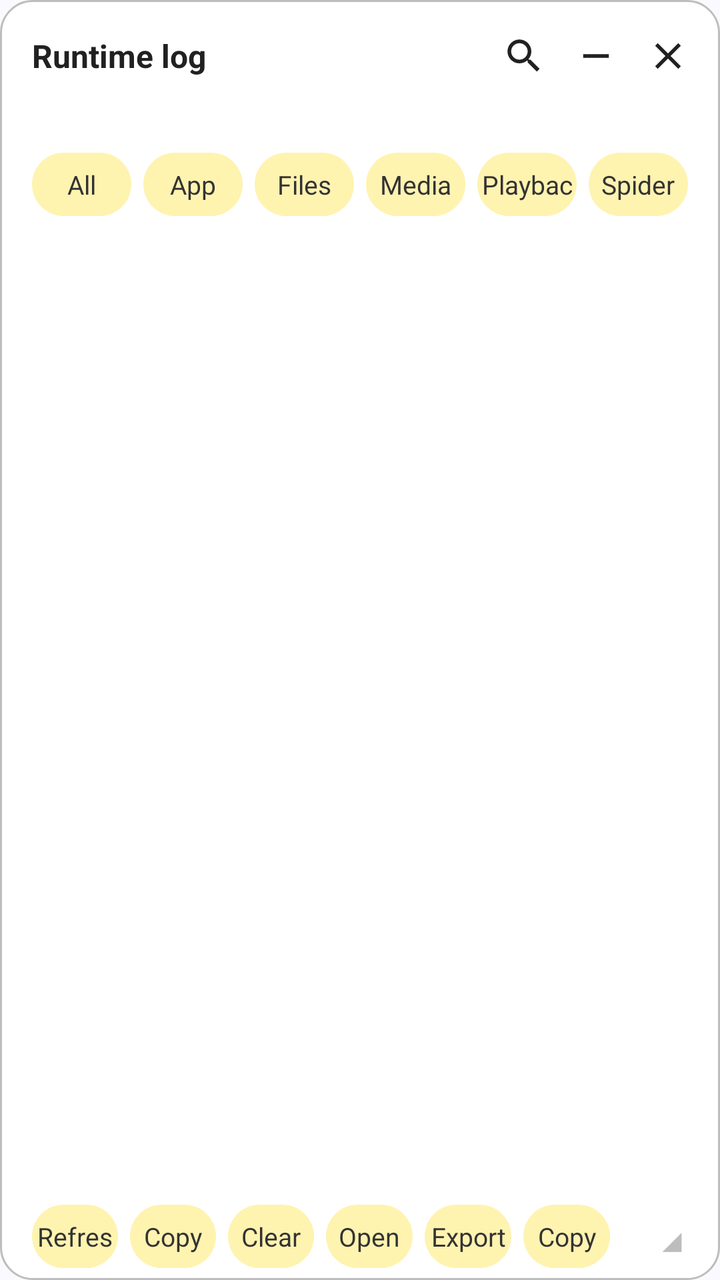
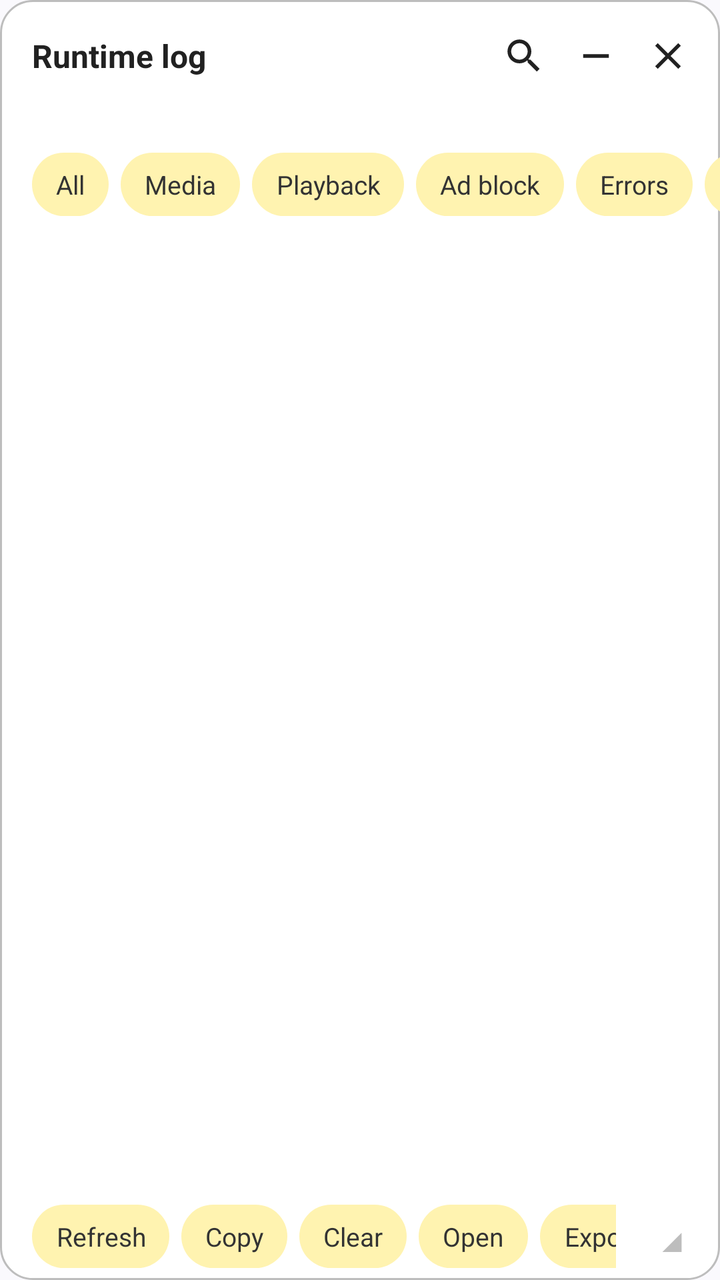

The first picture is an Android layout as it rendered before a commit; the second is the same layout after the commit. The layout source and the unified diff follow.
<!-- AndroidManifest.xml: another module's application theme Theme.App -->
<!-- res/layout/overlay_log_panel.xml -->
<?xml version="1.0" encoding="utf-8"?>
<FrameLayout xmlns:android="http://schemas.android.com/apk/res/android"
    android:layout_width="match_parent"
    android:layout_height="match_parent">

    <LinearLayout
        android:id="@+id/logPanel"
        android:layout_width="match_parent"
        android:layout_height="match_parent"
        android:background="@drawable/shape_log_window"
        android:orientation="vertical">

        <LinearLayout
            android:id="@+id/logHeader"
            android:layout_width="match_parent"
            android:layout_height="wrap_content"
            android:gravity="center_vertical"
            android:orientation="horizontal"
            android:paddingStart="16dp"
            android:paddingTop="10dp"
            android:paddingEnd="8dp"
            android:paddingBottom="10dp">

            <TextView
                android:layout_width="0dp"
                android:layout_height="wrap_content"
                android:layout_weight="1"
                android:text="@string/log_title"
                android:textColor="#212121"
                android:textSize="16sp"
                android:textStyle="bold" />

            <ImageView
                android:id="@+id/logSearch"
                android:layout_width="36dp"
                android:layout_height="36dp"
                android:background="?android:attr/selectableItemBackgroundBorderless"
                android:contentDescription="@string/log_search"
                android:padding="7dp"
                android:src="@drawable/ic_log_search" />

            <ImageView
                android:id="@+id/logMinimize"
                android:layout_width="36dp"
                android:layout_height="36dp"
                android:background="?android:attr/selectableItemBackgroundBorderless"
                android:contentDescription="@string/log_minimize"
                android:padding="7dp"
                android:src="@drawable/ic_log_minimize" />

            <ImageView
                android:id="@+id/logClose"
                android:layout_width="36dp"
                android:layout_height="36dp"
                android:background="?android:attr/selectableItemBackgroundBorderless"
                android:contentDescription="@string/log_close"
                android:padding="7dp"
                android:src="@drawable/ic_log_close" />

        </LinearLayout>

        <LinearLayout
            android:id="@+id/logSearchBar"
            android:layout_width="match_parent"
            android:layout_height="wrap_content"
            android:orientation="horizontal"
            android:paddingStart="16dp"
            android:paddingEnd="16dp"
            android:paddingBottom="8dp"
            android:visibility="gone">

            <EditText
                android:id="@+id/logSearchInput"
                android:layout_width="match_parent"
                android:layout_height="wrap_content"
                android:background="@drawable/shape_log_input"
                android:hint="@string/search_keyword"
                android:imeOptions="actionSearch"
                android:inputType="text"
                android:maxLines="1"
                android:paddingStart="12dp"
                android:paddingTop="8dp"
                android:paddingEnd="12dp"
                android:paddingBottom="8dp"
                android:textColor="#212121"
                android:textColorHint="#9E9E9E"
                android:textSize="14sp" />

        </LinearLayout>

        <TextView
            android:id="@+id/logCount"
            android:layout_width="match_parent"
            android:layout_height="wrap_content"
            android:paddingStart="16dp"
            android:paddingEnd="16dp"
            android:paddingBottom="4dp"
            android:textColor="#757575"
            android:textSize="12sp" />

        <LinearLayout
            android:id="@+id/logCategories"
            android:layout_width="match_parent"
            android:layout_height="wrap_content"
            android:orientation="horizontal"
            android:paddingStart="13dp"
            android:paddingEnd="13dp"
            android:paddingBottom="6dp">

            <TextView
                android:id="@+id/logCatAll"
                style="@style/LogPanelButton"
                android:text="@string/log_cat_all" />

            <TextView
                android:id="@+id/logCatRun"
                style="@style/LogPanelButton"
                android:text="@string/log_cat_run" />

            <TextView
                android:id="@+id/logCatFile"
                style="@style/LogPanelButton"
                android:text="@string/log_cat_file" />

            <TextView
                android:id="@+id/logCatMedia"
                style="@style/LogPanelButton"
                android:text="@string/log_cat_media" />

            <TextView
                android:id="@+id/logCatPlay"
                style="@style/LogPanelButton"
                android:text="@string/log_cat_play" />

            <TextView
                android:id="@+id/logCatSpider"
                style="@style/LogPanelButton"
                android:text="@string/log_cat_spider" />

        </LinearLayout>

        <FrameLayout
            android:id="@+id/logBody"
            android:layout_width="match_parent"
            android:layout_height="0dp"
            android:layout_weight="1">

            <androidx.recyclerview.widget.RecyclerView
                android:id="@+id/logList"
                android:layout_width="match_parent"
                android:layout_height="match_parent"
                android:overScrollMode="never" />

            <TextView
                android:id="@+id/logEmpty"
                android:layout_width="match_parent"
                android:layout_height="match_parent"
                android:gravity="center"
                android:padding="24dp"
                android:textColor="#9E9E9E"
                android:textSize="13sp"
                android:visibility="gone" />

        </FrameLayout>

        <LinearLayout
            android:id="@+id/logButtons"
            android:layout_width="match_parent"
            android:layout_height="wrap_content"
            android:orientation="horizontal"
            android:paddingStart="13dp"
            android:paddingTop="2dp"
            android:paddingEnd="52dp"
            android:paddingBottom="6dp">

            <TextView
                android:id="@+id/logRefresh"
                style="@style/LogPanelButton"
                android:text="@string/log_refresh" />

            <TextView
                android:id="@+id/logCopy"
                style="@style/LogPanelButton"
                android:text="@string/log_copy" />

            <TextView
                android:id="@+id/logClear"
                style="@style/LogPanelButton"
                android:text="@string/log_clear" />

            <TextView
                android:id="@+id/logJump"
                style="@style/LogPanelButton"
                android:text="@string/log_jump" />

            <TextView
                android:id="@+id/logExport"
                style="@style/LogPanelButton"
                android:text="@string/log_export" />

            <TextView
                android:id="@+id/logCopyAddress"
                style="@style/LogPanelButton"
                android:text="@string/log_copy_address" />

        </LinearLayout>

    </LinearLayout>

    <TextView
        android:id="@+id/logResize"
        android:layout_width="48dp"
        android:layout_height="40dp"
        android:layout_gravity="bottom|end"
        android:gravity="center"
        android:text="◢"
        android:textColor="#BDBDBD"
        android:textSize="16sp" />

    <TextView
        android:id="@+id/logBubble"
        android:layout_width="match_parent"
        android:layout_height="match_parent"
        android:background="@drawable/shape_log_bubble"
        android:gravity="center"
        android:text="@string/log_ball"
        android:textColor="#FFFFFF"
        android:textSize="13sp"
        android:visibility="gone" />

</FrameLayout>
<!-- resources referenced by this layout -->
<resources>
  <!-- drawable ic_log_minimize (drawable) -->
  <?xml version="1.0" encoding="utf-8"?>
  <vector xmlns:android="http://schemas.android.com/apk/res/android"
      android:width="24dp"
      android:height="24dp"
      android:viewportWidth="24"
      android:viewportHeight="24">
      <path
          android:fillColor="#212121"
          android:pathData="M19,13H5v-2h14v2z" />
  </vector>
  <!-- drawable shape_log_bubble (drawable) -->
  <?xml version="1.0" encoding="utf-8"?>
  <shape xmlns:android="http://schemas.android.com/apk/res/android"
      android:shape="oval">
      <solid android:color="#5E35B1" />
  </shape>
  <!-- drawable shape_log_input (drawable) -->
  <?xml version="1.0" encoding="utf-8"?>
  <shape xmlns:android="http://schemas.android.com/apk/res/android"
      android:shape="rectangle">
      <solid android:color="#F5F5F5" />
      <corners android:radius="8dp" />
      <stroke
          android:width="1dp"
          android:color="#E0E0E0" />
  </shape>
  <!-- drawable shape_log_window (drawable) -->
  <?xml version="1.0" encoding="utf-8"?>
  <shape xmlns:android="http://schemas.android.com/apk/res/android"
      android:shape="rectangle">
      <solid android:color="#FFFFFF" />
      <corners android:radius="16dp" />
      <stroke
          android:width="1dp"
          android:color="#BDBDBD" />
  </shape>
  <string name="log_ball">Log</string>
  <string name="log_cat_all">All</string>
  <string name="log_cat_file">Files</string>
  <string name="log_cat_media">Media</string>
  <string name="log_cat_play">Playback</string>
  <string name="log_cat_run">App</string>
  <string name="log_cat_spider">Spider</string>
  <string name="log_clear">Clear</string>
  <string name="log_close">Close</string>
  <string name="log_copy">Copy</string>
  <string name="log_copy_address">Copy URL</string>
  <string name="log_export">Export</string>
  <string name="log_jump">Open</string>
  <string name="log_minimize">Minimize</string>
  <string name="log_refresh">Refresh</string>
  <string name="log_search">Search</string>
  <string name="log_title">Runtime log</string>
  <string name="search_keyword">Keywords…</string>
  <style name="Theme.App" parent="Theme.Base" />
  <!-- drawable selector_log_capsule (drawable) -->
  <?xml version="1.0" encoding="utf-8"?>
  <selector xmlns:android="http://schemas.android.com/apk/res/android">
  
      <item
          android:drawable="@drawable/shape_log_capsule_selected"
          android:state_selected="true" />
  
      <item android:drawable="@drawable/shape_log_capsule" />
  
  </selector>
  <style name="Theme.Base" parent="Theme.Material3.DynamicColors.DayNight.NoActionBar">
          <item name="android:statusBarColor">@color/transparent</item>
          <item name="android:navigationBarColor">@color/transparent</item>
          <item name="android:windowDrawsSystemBarBackgrounds">true</item>
      </style>
  <!-- drawable shape_log_capsule_selected (drawable) -->
  <?xml version="1.0" encoding="utf-8"?>
  <shape xmlns:android="http://schemas.android.com/apk/res/android"
      android:shape="rectangle">
  
      <corners android:radius="100dp" />
  
      <solid android:color="#FFD93D" />
  
  </shape>
  <!-- drawable shape_log_capsule (drawable) -->
  <?xml version="1.0" encoding="utf-8"?>
  <shape xmlns:android="http://schemas.android.com/apk/res/android"
      android:shape="rectangle">
  
      <corners android:radius="100dp" />
  
      <solid android:color="#FFF3B0" />
  
  </shape>
  <color name="transparent">#00000000</color>
  <!-- unchanged entries left out for length: 3 -->
</resources>

<!-- the commit's change to res/layout/overlay_log_panel.xml (unified diff, before → after) -->
@@ -98,46 +98,65 @@
             android:textColor="#757575"
             android:textSize="12sp" />
 
-        <LinearLayout
-            android:id="@+id/logCategories"
-            android:layout_width="match_parent"
-            android:layout_height="wrap_content"
-            android:orientation="horizontal"
+        <HorizontalScrollView
+            android:layout_width="match_parent"
+            android:layout_height="wrap_content"
+            android:overScrollMode="never"
             android:paddingStart="13dp"
             android:paddingEnd="13dp"
-            android:paddingBottom="6dp">
-
-            <TextView
-                android:id="@+id/logCatAll"
-                style="@style/LogPanelButton"
-                android:text="@string/log_cat_all" />
-
-            <TextView
-                android:id="@+id/logCatRun"
-                style="@style/LogPanelButton"
-                android:text="@string/log_cat_run" />
-
-            <TextView
-                android:id="@+id/logCatFile"
-                style="@style/LogPanelButton"
-                android:text="@string/log_cat_file" />
-
-            <TextView
-                android:id="@+id/logCatMedia"
-                style="@style/LogPanelButton"
-                android:text="@string/log_cat_media" />
-
-            <TextView
-                android:id="@+id/logCatPlay"
-                style="@style/LogPanelButton"
-                android:text="@string/log_cat_play" />
-
-            <TextView
-                android:id="@+id/logCatSpider"
-                style="@style/LogPanelButton"
-                android:text="@string/log_cat_spider" />
-
-        </LinearLayout>
+            android:paddingBottom="6dp"
+            android:clipToPadding="false"
+            android:scrollbars="none">
+
+            <LinearLayout
+                android:id="@+id/logCategories"
+                android:layout_width="wrap_content"
+                android:layout_height="wrap_content"
+                android:orientation="horizontal">
+
+                <TextView
+                    android:id="@+id/logCatAll"
+                    style="@style/LogPanelChip"
+                    android:text="@string/log_cat_all" />
+
+                <TextView
+                    android:id="@+id/logCatMedia"
+                    style="@style/LogPanelChip"
+                    android:text="@string/log_cat_media" />
+
+                <TextView
+                    android:id="@+id/logCatPlay"
+                    style="@style/LogPanelChip"
+                    android:text="@string/log_cat_play" />
+
+                <TextView
+                    android:id="@+id/logCatAd"
+                    style="@style/LogPanelChip"
+                    android:text="@string/log_cat_ad" />
+
+                <TextView
+                    android:id="@+id/logCatError"
+                    style="@style/LogPanelChip"
+                    android:text="@string/log_cat_error" />
+
+                <TextView
+                    android:id="@+id/logCatFile"
+                    style="@style/LogPanelChip"
+                    android:text="@string/log_cat_file" />
+
+                <TextView
+                    android:id="@+id/logCatSpider"
+                    style="@style/LogPanelChip"
+                    android:text="@string/log_cat_spider" />
+
+                <TextView
+                    android:id="@+id/logCatRun"
+                    style="@style/LogPanelChip"
+                    android:text="@string/log_cat_run" />
+
+            </LinearLayout>
+
+        </HorizontalScrollView>
 
         <FrameLayout
             android:id="@+id/logBody"
@@ -163,47 +182,55 @@
 
         </FrameLayout>
 
-        <LinearLayout
-            android:id="@+id/logButtons"
-            android:layout_width="match_parent"
-            android:layout_height="wrap_content"
-            android:orientation="horizontal"
+        <HorizontalScrollView
+            android:layout_width="match_parent"
+            android:layout_height="wrap_content"
+            android:overScrollMode="never"
             android:paddingStart="13dp"
             android:paddingTop="2dp"
             android:paddingEnd="52dp"
-            android:paddingBottom="6dp">
-
-            <TextView
-                android:id="@+id/logRefresh"
-                style="@style/LogPanelButton"
-                android:text="@string/log_refresh" />
-
-            <TextView
-                android:id="@+id/logCopy"
-                style="@style/LogPanelButton"
-                android:text="@string/log_copy" />
-
-            <TextView
-                android:id="@+id/logClear"
-                style="@style/LogPanelButton"
-                android:text="@string/log_clear" />
-
-            <TextView
-                android:id="@+id/logJump"
-                style="@style/LogPanelButton"
-                android:text="@string/log_jump" />
-
-            <TextView
-                android:id="@+id/logExport"
-                style="@style/LogPanelButton"
-                android:text="@string/log_export" />
-
-            <TextView
-                android:id="@+id/logCopyAddress"
-                style="@style/LogPanelButton"
-                android:text="@string/log_copy_address" />
-
-        </LinearLayout>
+            android:paddingBottom="6dp"
+            android:scrollbars="none">
+
+            <LinearLayout
+                android:id="@+id/logButtons"
+                android:layout_width="wrap_content"
+                android:layout_height="wrap_content"
+                android:orientation="horizontal">
+
+                <TextView
+                    android:id="@+id/logRefresh"
+                    style="@style/LogPanelChip"
+                    android:text="@string/log_refresh" />
+
+                <TextView
+                    android:id="@+id/logCopy"
+                    style="@style/LogPanelChip"
+                    android:text="@string/log_copy" />
+
+                <TextView
+                    android:id="@+id/logClear"
+                    style="@style/LogPanelChip"
+                    android:text="@string/log_clear" />
+
+                <TextView
+                    android:id="@+id/logJump"
+                    style="@style/LogPanelChip"
+                    android:text="@string/log_jump" />
+
+                <TextView
+                    android:id="@+id/logExport"
+                    style="@style/LogPanelChip"
+                    android:text="@string/log_export" />
+
+                <TextView
+                    android:id="@+id/logCopyAddress"
+                    style="@style/LogPanelChip"
+                    android:text="@string/log_copy_address" />
+
+            </LinearLayout>
+
+        </HorizontalScrollView>
 
     </LinearLayout>
 
<!-- resource entries referenced after the edit -->
@@ -38,7 +38,9 @@
           android:color="#BDBDBD" />
   </shape>
   <string name="log_ball">Log</string>
+  <string name="log_cat_ad">Ad block</string>
   <string name="log_cat_all">All</string>
+  <string name="log_cat_error">Errors</string>
   <string name="log_cat_file">Files</string>
   <string name="log_cat_media">Media</string>
   <string name="log_cat_play">Playback</string>
@@ -55,6 +57,12 @@
   <string name="log_search">Search</string>
   <string name="log_title">Runtime log</string>
   <string name="search_keyword">Keywords…</string>
+  <style name="LogPanelChip" parent="LogPanelButton">
+          <item name="android:layout_width">wrap_content</item>
+          <item name="android:layout_weight">0</item>
+          <item name="android:paddingStart">12dp</item>
+          <item name="android:paddingEnd">12dp</item>
+      </style>
   <style name="Theme.App" parent="Theme.Base" />
   <!-- drawable selector_log_capsule (drawable) -->
   <?xml version="1.0" encoding="utf-8"?>
